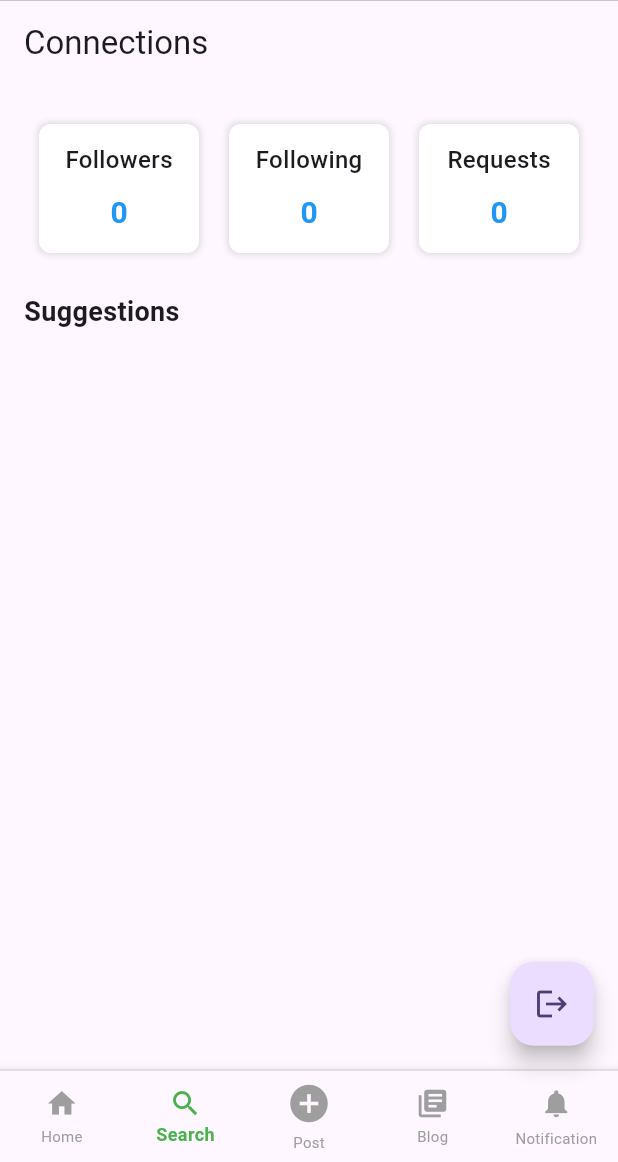
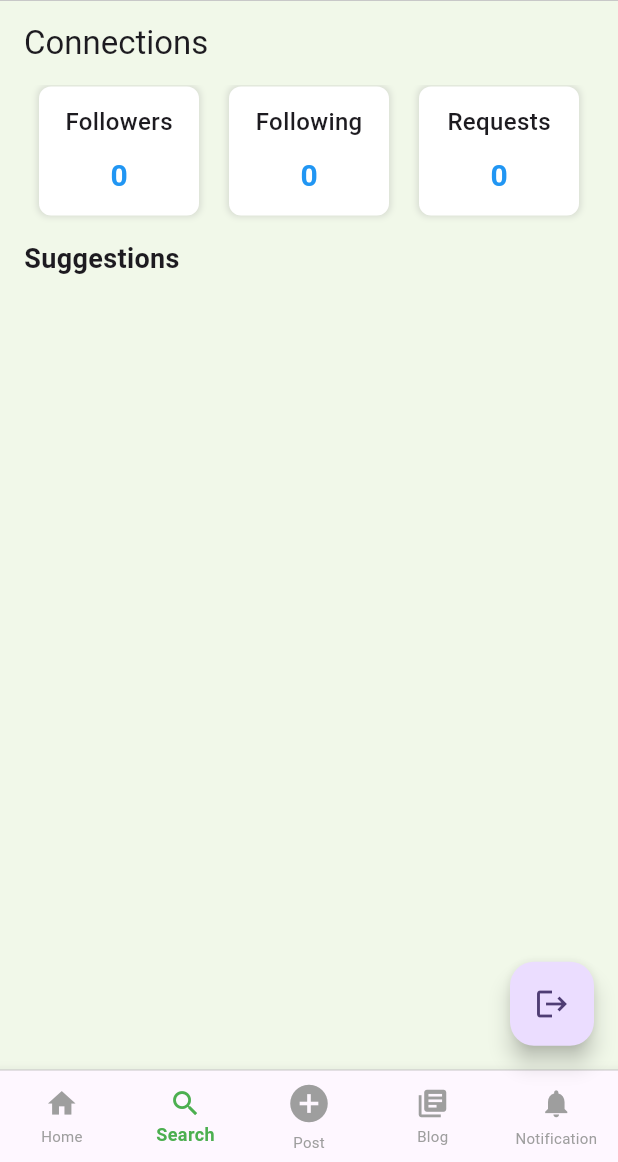
Before and after one commit to ShubhamG2004/AgroNex, a Flutter app: the screen it shows once a user with an empty profile is signed in, swiped to page 2, on a phone screen of 412 x 824 dp, the part 74-1236 px from its top. Run offline on Flutter 3.47's test engine with Material 3 defaults, Android fonts, the phone set to English and light mode, and no system bars; our stand-ins replace cloud_firestore, dio, emoji_picker_flutter, file_picker, firebase_auth, firebase_core and 5 more; accounts and stored records are empty; network calls fail.

Commit message:
modified:   lib/Connections/ConnectionsPage.dart

```diff
--- a/lib/Connections/ConnectionsPage.dart
+++ b/lib/Connections/ConnectionsPage.dart
@@ -260,6 +260,7 @@ class _ConnectionsPageState extends State<ConnectionsPage> {
         appBar: AppBar(
           title: Text('Connections'),
         ),
+
         body: Center(
           child: CircularProgressIndicator(),
         ),
@@ -269,7 +270,9 @@ class _ConnectionsPageState extends State<ConnectionsPage> {
     return Scaffold(
       appBar: AppBar(
         title: Text('Connections'),
+        backgroundColor: Colors.lightGreen[50],
       ),
+      backgroundColor: Colors.lightGreen[50] ,
       body: RefreshIndicator(
         onRefresh: fetchUsers,
         child: SingleChildScrollView(
@@ -277,24 +280,24 @@ class _ConnectionsPageState extends State<ConnectionsPage> {
             crossAxisAlignment: CrossAxisAlignment.start,
             children: [
               Padding(
-                padding: const EdgeInsets.all(16.0),
+                padding: const EdgeInsets.fromLTRB(16.0, 0, 16.0, 16.0),
                 child: Row(
                   children: [
                     Expanded(
                       child: Padding(
-                        padding: const EdgeInsets.fromLTRB(10.0, 10.0, 10.0, 10.0),
+                        padding: const EdgeInsets.fromLTRB(10.0, 1.0, 10.0, 0.0),
                         child: _buildStatCard('Followers', followersCount, isNavigable: true, followers: followers),
                       ),
                     ),
                     Expanded(
                       child: Padding(
-                        padding: const EdgeInsets.fromLTRB(10.0, 10.0, 10.0, 10.0),
+                        padding: const EdgeInsets.fromLTRB(10.0, 1.0, 10.0, 0.0),
                         child: _buildStatCard('Following', followingCount, isNavigable: true, followingUsers: followingUsers),
                       ),
                     ),
                     Expanded(
                       child: Padding(
-                        padding: const EdgeInsets.fromLTRB(10.0, 10.0, 10.0, 10.0),
+                        padding: const EdgeInsets.fromLTRB(10.0, 1.0, 10.0, 0.0),
                         child: _buildStatCard('Requests', followRequests.length, isNavigable: true, followRequests: followRequests),
                       ),
                     ),
```
